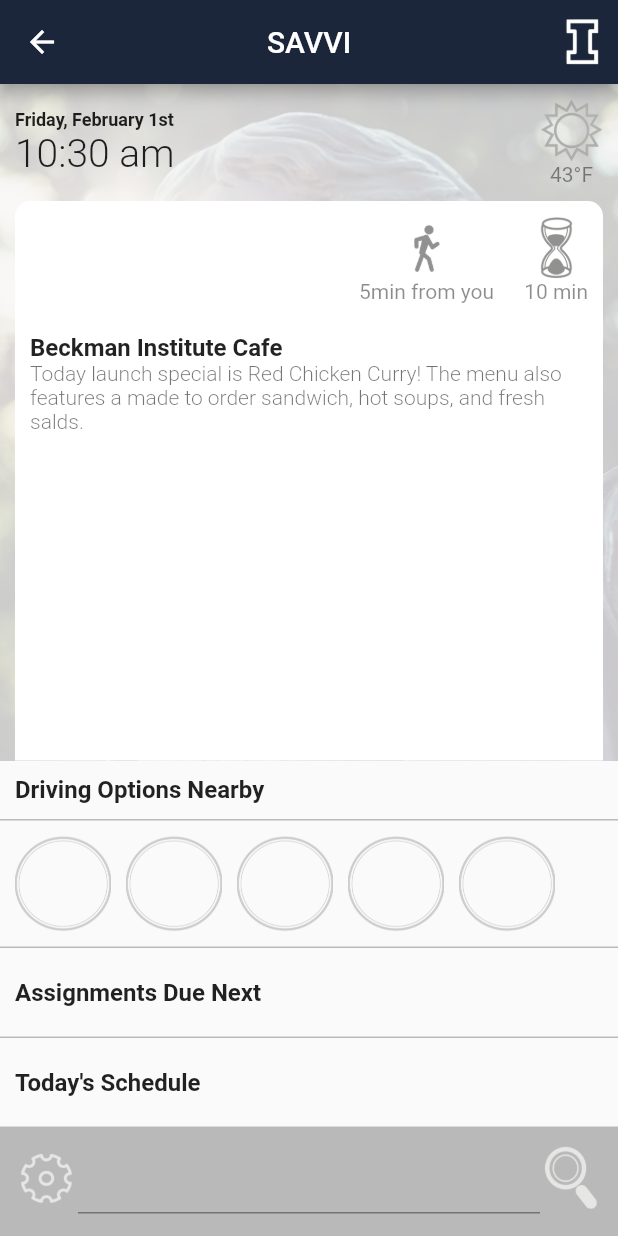
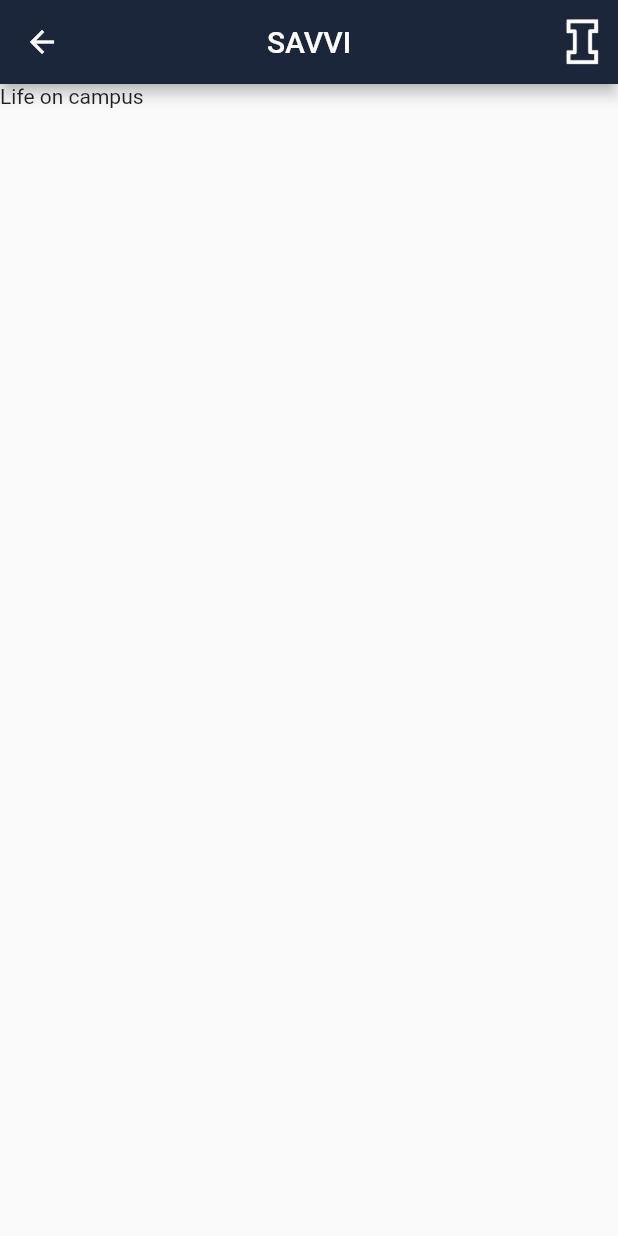
Before and after one commit to bingzhang/scci-poc-flutter, a Flutter app: the StudentHomePanel screen opened directly, after a tap on "Life on Campus", on a phone screen of 412 x 824 dp. Run offline on Flutter 3.47's test engine with Material 2 defaults, Android fonts, the phone set to English and light mode, and no system bars; our stand-ins replace modal_progress_hud, shared_preferences; missing offline and left inert: flutter_webview_plugin, swipedetector; accounts and stored records are empty; network calls fail.

Commit message:
Create LifeOnCampus panel and rename the old panel.

```diff
--- a/lib/ui/panels/student/StudentHomePanel.dart
+++ b/lib/ui/panels/student/StudentHomePanel.dart
@@ -5,9 +5,10 @@
 import 'package:flutter/material.dart';
 import 'package:swipedetector/swipedetector.dart';
 import 'package:profile_demo/ui/navigation/NavigationRouter.dart';
-import 'StudentCampusPanel.dart';
+import 'StudentUpToDateInfoPanel.dart';
+import 'StudentEventsPanel.dart';
+import 'StudentLifeInCampusPanel.dart';
 import 'StudentSchedulePanel.dart';
-import 'StudentEventsPanel.dart';
 import 'package:profile_demo/ui/panels/WebContentPanel.dart';
 import 'package:profile_demo/ui/widgets/HeaderAppBar.dart';
 import 'package:profile_demo/ui/widgets/SearchBar.dart';
@@ -25,7 +26,7 @@ class StudentHomePanel extends StatelessWidget {
             Expanded(
               child: SwipeDetector(
                 onSwipeLeft:
-                NavigationRouter.openPanel(context, StudentCampusPanel()),
+                NavigationRouter.openPanel(context, StudentUpToDateInfoPanel()),
                 onSwipeRight:
                 NavigationRouter.openPanel(context, StudentSchedulePanel()),
                 child: Container(
@@ -145,7 +146,7 @@ class StudentHomePanel extends StatelessWidget {
             ),
             HorizontalDivider(),
             GestureDetector(
-              onTap: NavigationRouter.openPanel(context, StudentCampusPanel()),
+              onTap: NavigationRouter.openPanel(context, StudentLifeOnCampusPanel()),
               child: Container(
                 height: 50,
                 child: Padding(
--- /dev/null
+++ b/lib/ui/panels/student/StudentLifeInCampusPanel.dart
@@ -0,0 +1,18 @@
+/*
+ * Copyright (c) 2019 UIUC. All rights reserved.
+ */
+
+import 'package:flutter/material.dart';
+
+import 'package:profile_demo/ui/widgets/HeaderAppBar.dart';
+
+class StudentLifeOnCampusPanel extends StatelessWidget {
+  @override
+  Widget build(BuildContext context) {
+    return Scaffold(
+        appBar: HeaderAppBar(context: context),
+        body: Column(
+          children: <Widget>[Text('Life on campus')],
+        ));
+  }
+}
--- a/lib/ui/panels/student/StudentCampusPanel.dart
+++ b/lib/ui/panels/student/StudentUpToDateInfoPanel.dart
@@ -7,7 +7,7 @@ import 'package:profile_demo/ui/widgets/Clock.dart';
 import 'package:profile_demo/ui/widgets/HeaderAppBar.dart';
 import 'package:profile_demo/ui/widgets/SearchBar.dart';
 
-class StudentCampusPanel extends StatelessWidget {
+class StudentUpToDateInfoPanel extends StatelessWidget {
   @override
   Widget build(BuildContext context) {
     return Scaffold(
```
